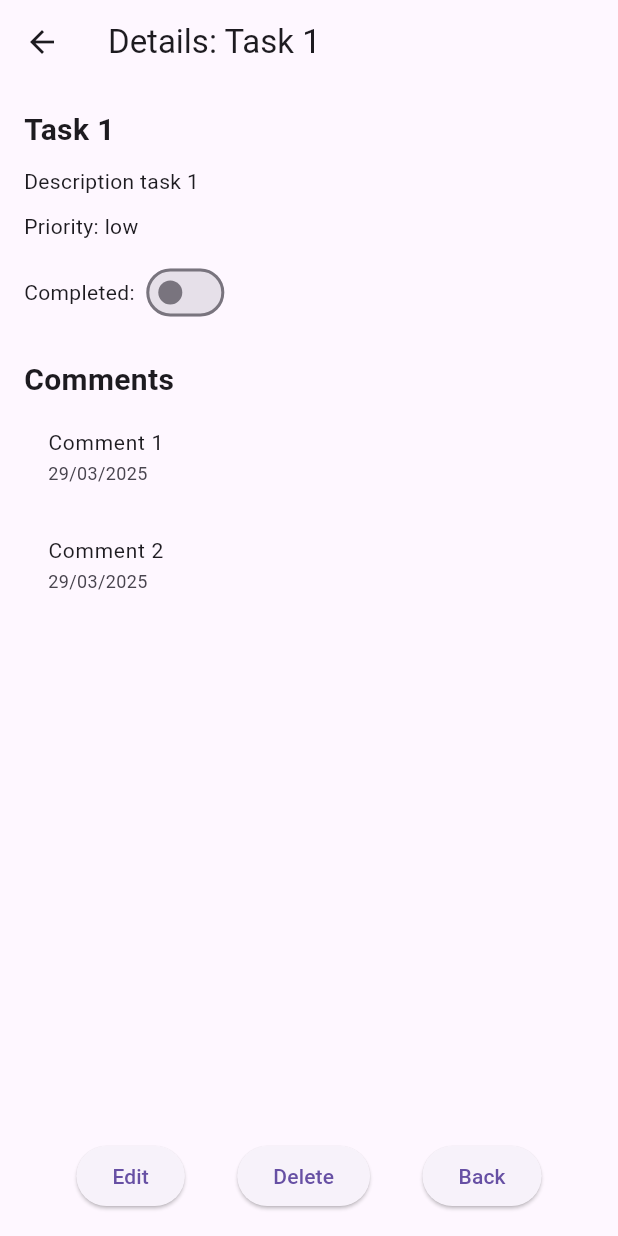
After one commit to LorenzoBondan/Tasks-Management, a Flutter app: the screen it shows after launch, after a tap on the "visibility" icon, on a phone screen of 412 x 824 dp. The commit adds this screen. Run offline on Flutter 3.47's test engine with Material 3 defaults, Android fonts, the phone set to English and light mode, and no system bars.

Commit message:
create a isolated CommentList component

```diff
--- a/lib/repositories/comment_repository.dart
+++ b/lib/repositories/comment_repository.dart
@@ -7,6 +7,10 @@
   ];
 
   List<Comment> get findAll => list;
+
+  List<Comment> findByTaskId(int taskId) {
+    return list.where((obj) => obj.taskId == taskId).toList();
+  }
 
   Comment? findById(int id) {
     return list.firstWhere((obj) => obj.id == id, orElse: () => Comment(id: 0, taskId: 0, text: '', moment: DateTime.now()));
--- a/lib/repositories/task_repository.dart
+++ b/lib/repositories/task_repository.dart
@@ -1,15 +1,9 @@
-import 'package:tasks_management/entities/comment.dart';
 import 'package:tasks_management/entities/priority.dart';
 import 'package:tasks_management/entities/task.dart';
 
 class TaskRepository {
   final List<Task> list = [
-    Task(id: 1, title: "Task 1", description: 'Description task 1', priority: Priority.low, isCompleted: false,
-      comments: List.of({
-        Comment(id: 1, taskId: 1, text: 'Comment 1', moment: DateTime.now()),
-        Comment(id: 2, taskId: 1, text: 'Comment 2', moment: DateTime.now())
-        })
-    ),
+    Task(id: 1, title: "Task 1", description: 'Description task 1', priority: Priority.low, isCompleted: false),
     Task(id: 2, title: "Task 2", description: 'Description task 2', priority: Priority.normal, isCompleted: false),
     Task(id: 3, title: "Task 3", description: 'Description task 3', priority: Priority.high, isCompleted: true),
     Task(id: 4, title: "Task 4", description: 'Description task 4', priority: Priority.normal, isCompleted: false),
--- a/lib/services/comment_service.dart
+++ b/lib/services/comment_service.dart
@@ -6,6 +6,10 @@
   final CommentRepository repository = CommentRepository();
 
   List<Comment> get findAll => repository.findAll;
+
+  List<Comment> findByTaskId(int taskId) {
+    return repository.findByTaskId(taskId);
+  }
 
   Comment? findById(int id) {
     return repository.findById(id);
--- /dev/null
+++ b/lib/view/comments/comment_list_page.dart
@@ -0,0 +1,25 @@
+import 'package:flutter/material.dart';
+import 'package:tasks_management/entities/comment.dart';
+import 'package:tasks_management/utils/formatters.dart';
+
+class CommentListPage extends StatelessWidget {
+  final List<Comment> comments;
+
+  const CommentListPage({super.key, required this.comments});
+
+  @override
+  Widget build(BuildContext context) {
+    return Expanded(
+      child: ListView.builder(
+        itemCount: comments.length,
+        itemBuilder: (context, index) {
+          final comment = comments[index];
+          return ListTile(
+            title: Text(comment.text, style: const TextStyle(fontSize: 14)),
+            subtitle: Text(formatDate(comment.moment), style: const TextStyle(fontSize: 12)),
+          );
+        },
+      ),
+    );
+  }
+}
--- a/lib/view/tasks/task_details_page.dart
+++ b/lib/view/tasks/task_details_page.dart
@@ -3,7 +3,7 @@
 import 'package:tasks_management/entities/task.dart';
 import 'package:tasks_management/services/comment_service.dart';
 import 'package:tasks_management/services/task_service.dart';
-import 'package:tasks_management/utils/formatters.dart';
+import 'package:tasks_management/view/comments/comment_list_page.dart';
 import 'package:tasks_management/view/tasks/task_form_page.dart';
 import 'package:tasks_management/view/tasks/task_list_page.dart';
 
@@ -101,18 +101,7 @@
             const SizedBox(height: 20),
 
             Text('Comments', style: const TextStyle(fontSize: 20, fontWeight: FontWeight.bold)),
-            Expanded(
-              child: ListView.builder(
-                itemCount: widget.task.comments.length,
-                itemBuilder: (context, index) {
-                  final item = widget.task.comments[index];
-                  return ListTile(
-                    title: Text(item.text, style: const TextStyle(fontSize: 14)),
-                    subtitle: Text(formatDate(item.moment), style: const TextStyle(fontSize: 12)),
-                  );
-                },
-              ),
-            ),
+            CommentListPage(comments: commentService.findByTaskId(widget.task.id)),
 
             SizedBox(
               width: double.infinity,
```
